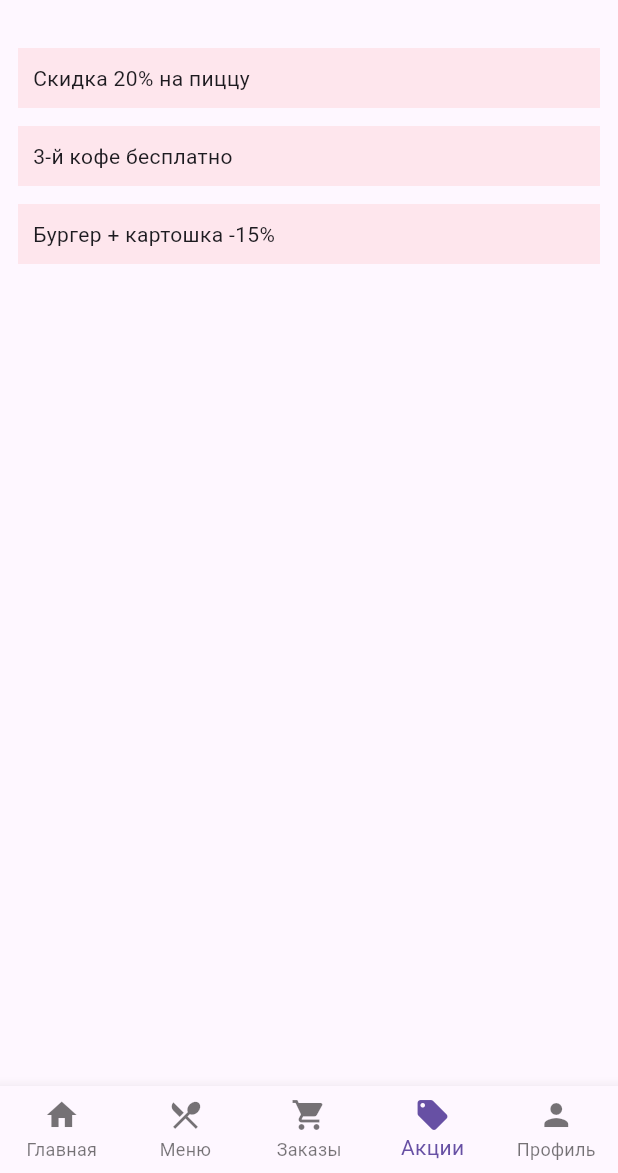
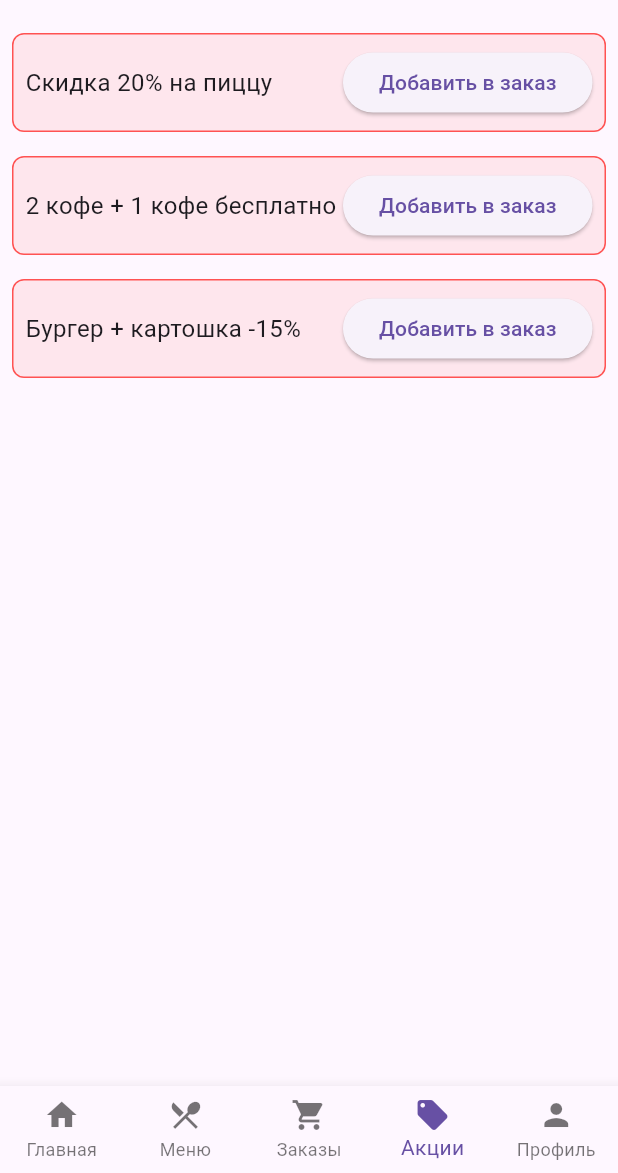
Before and after one commit to yatankek/rkmp_3, a Flutter app: the screen it shows after launch, item 4 of the bottom bar chosen, on a phone screen of 412 x 824 dp, the part 63-1236 px from its top. Run offline on Flutter 3.47's test engine with Material 3 defaults, Android fonts, the phone set to English and light mode, and no system bars.

Commit message:
Изменение экрана акций и main.dart

```diff
--- a/lib/main.dart
+++ b/lib/main.dart
@@ -28,7 +28,7 @@ class _RestaurantAppState extends State<RestaurantApp> {
       const HomeScreen(),
       MenuScreen(onAdd: _addOrder),
       OrdersScreen(orders: _orders),
-      const OffersScreen(),
+      OffersScreen(onAdd: _addOrder),
       const ProfileScreen(),
     ];
 
--- a/lib/screens/offers_screen.dart
+++ b/lib/screens/offers_screen.dart
@@ -1,28 +1,41 @@
 import 'package:flutter/material.dart';
 
 class OffersScreen extends StatelessWidget {
-  const OffersScreen({super.key});
+  final void Function(String) onAdd;
+  const OffersScreen({super.key, required this.onAdd});
 
   static const offers = [
     "Скидка 20% на пиццу",
-    "3-й кофе бесплатно",
+    "2 кофе + 1 кофе бесплатно",
     "Бургер + картошка -15%",
   ];
 
   @override
   Widget build(BuildContext context) {
     return ListView(
-      padding: const EdgeInsets.all(12),
-      children: offers
-          .map((offer) => Padding(
-        padding: const EdgeInsets.symmetric(vertical: 6),
-        child: Container(
-          padding: const EdgeInsets.all(10),
-          color: Colors.redAccent.withOpacity(0.1),
-          child: Text(offer),
-        ),
-      ))
-          .toList(),
+      children: offers.map((offer) {
+        return Padding(
+          padding: const EdgeInsets.all(8),
+          child: Container(
+            padding: const EdgeInsets.all(8),
+            decoration: BoxDecoration(
+              color: Colors.redAccent.withOpacity(0.1),
+              border: Border.all(color: Colors.redAccent),
+              borderRadius: BorderRadius.circular(8),
+            ),
+            child: Row(
+              mainAxisAlignment: MainAxisAlignment.spaceBetween,
+              children: [
+                Text(offer, style: const TextStyle(fontSize: 16)),
+                ElevatedButton(
+                  onPressed: () => onAdd(offer),
+                  child: const Text("Добавить в заказ"),
+                ),
+              ],
+            ),
+          ),
+        );
+      }).toList(),
     );
   }
 }
```
